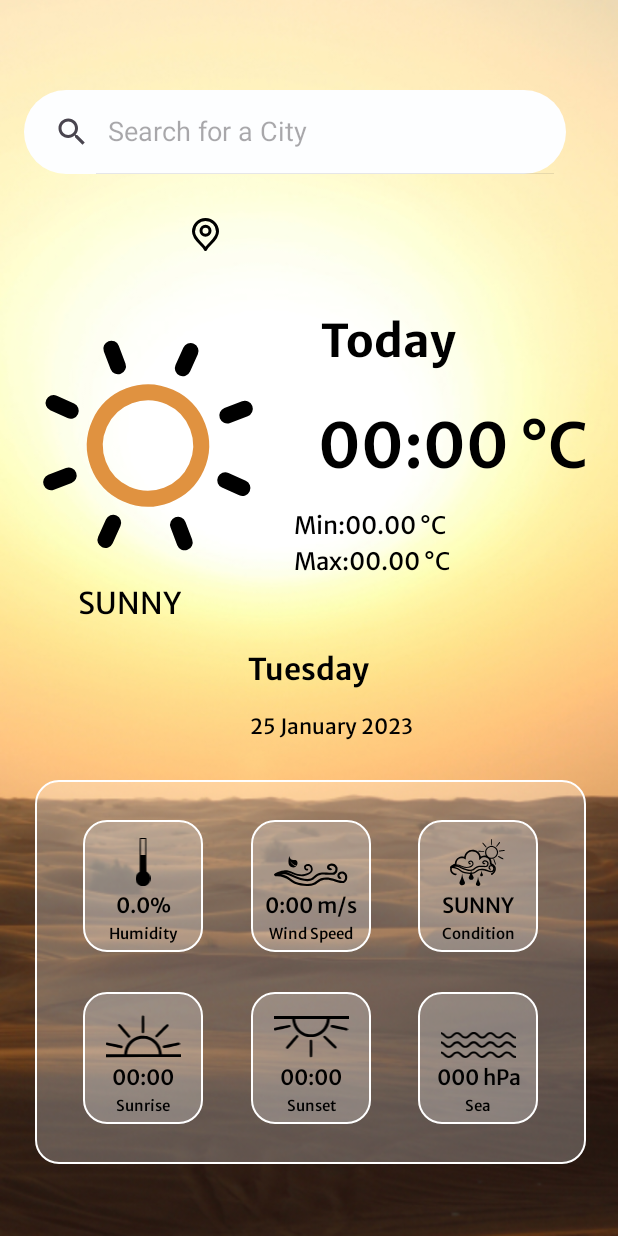
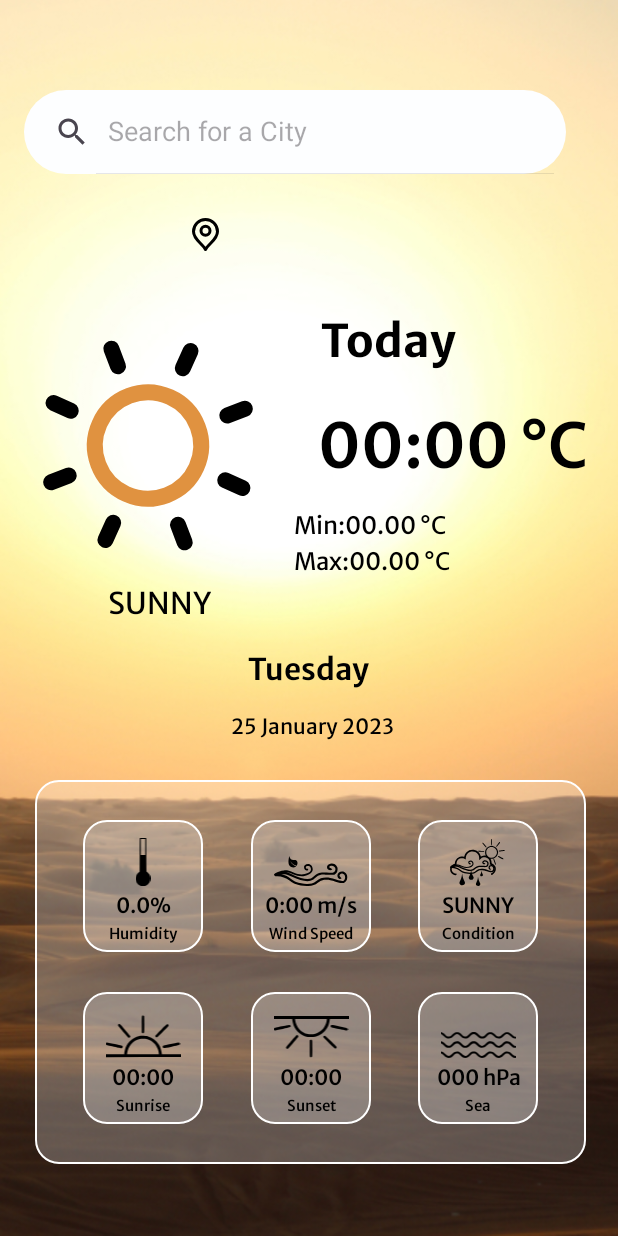
Before and after one commit to Pooja-110/WeatherApplication, an Android app: the layout activity_main.xml on its own in the app's theme, with its tools: preview values and no code run, on a phone screen of 412 x 824 dp. Run offline under Robolectric (Android 15) with nearby library versions, the phone set to English and light mode, and no system bars.

Commit message:
Initial Commit

```diff
--- a/app/src/main/res/layout/activity_main.xml
+++ b/app/src/main/res/layout/activity_main.xml
@@ -106,7 +106,7 @@
         android:id="@+id/weather"
         android:layout_width="wrap_content"
         android:layout_height="wrap_content"
-        android:layout_marginStart="52dp"
+        android:layout_marginStart="72dp"
         android:layout_marginTop="384dp"
         android:fontFamily="@font/merriweathersans_regular"
         android:text="SUNNY"
@@ -141,7 +141,7 @@
         android:text="25 January 2023"
         android:textColor="@color/black"
         app:layout_constraintEnd_toEndOf="parent"
-        app:layout_constraintHorizontal_bias="0.604"
+        app:layout_constraintHorizontal_bias="0.556"
         app:layout_constraintStart_toStartOf="parent"
         app:layout_constraintTop_toTopOf="parent" />
 
```
Also changed, not shown: app/src/main/java/com/example/finalw1eatherapi/MainActivity.kt (+4 -3 lines).
